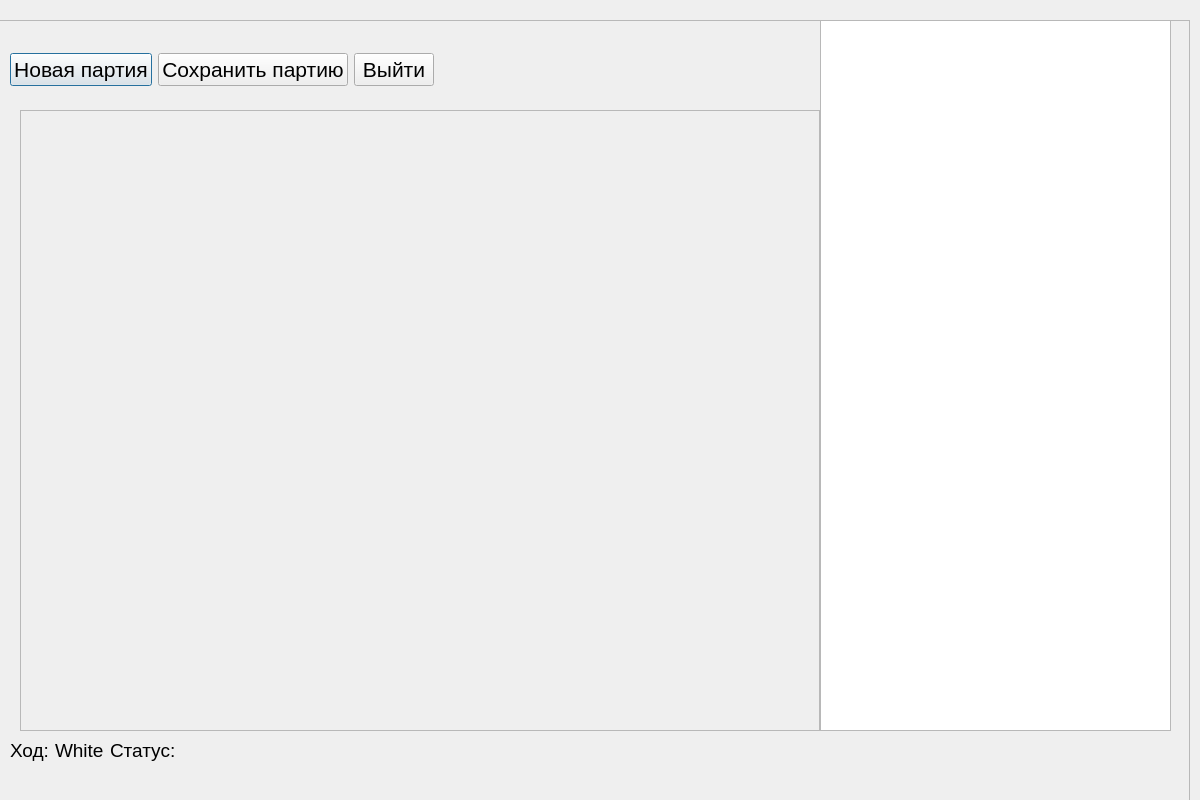
ikotyurg/chess100, file gamewindow.ui: the form before one commit.
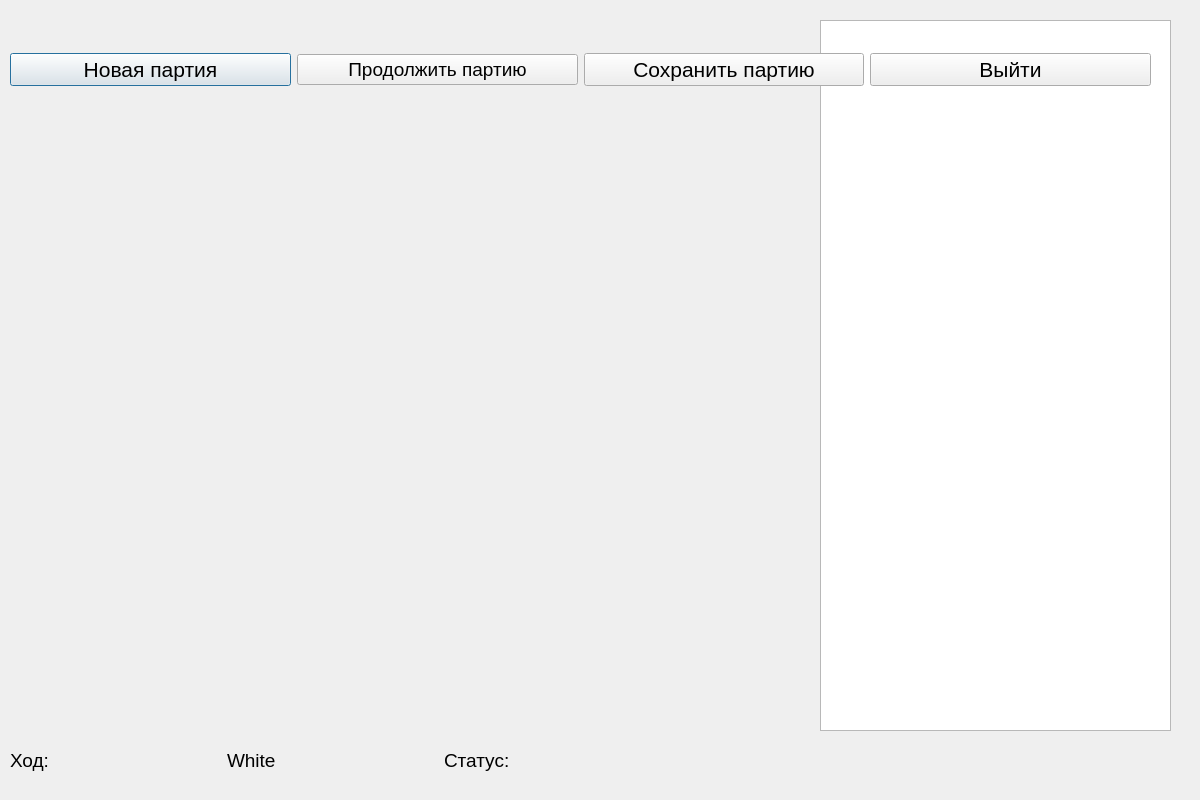
The form after the commit.

```diff
--- a/gamewindow.ui
+++ b/gamewindow.ui
@@ -23,10 +23,7 @@
     </rect>
    </property>
    <property name="frameShape">
-    <enum>QFrame::Shape::StyledPanel</enum>
-   </property>
-   <property name="frameShadow">
-    <enum>QFrame::Shadow::Raised</enum>
+    <enum>QFrame::NoFrame</enum>
    </property>
    <widget class="QWidget" name="layoutWidget">
     <property name="geometry">
@@ -69,6 +66,18 @@
        </property>
       </widget>
      </item>
+     <item>
+      <widget class="QPushButton" name="replay">
+       <property name="font">
+        <font>
+         <pointsize>14</pointsize>
+        </font>
+       </property>
+       <property name="text">
+        <string>Продолжить партию</string>
+       </property>
+      </widget>
+     </item>
      <item>
       <widget class="QPushButton" name="savegame">
        <property name="font">
@@ -95,9 +104,6 @@
      </item>
      <item>
       <spacer name="horizontalSpacer_6">
-       <property name="orientation">
-        <enum>Qt::Orientation::Horizontal</enum>
-       </property>
        <property name="sizeHint" stdset="0">
         <size>
          <width>40</width>
@@ -118,17 +124,14 @@
      </rect>
     </property>
     <property name="frameShape">
-     <enum>QFrame::Shape::StyledPanel</enum>
-    </property>
-    <property name="frameShadow">
-     <enum>QFrame::Shadow::Raised</enum>
+     <enum>QFrame::NoFrame</enum>
     </property>
    </widget>
    <widget class="QWidget" name="horizontalLayoutWidget_2">
     <property name="geometry">
      <rect>
       <x>20</x>
-      <y>690</y>
+      <y>700</y>
       <width>901</width>
       <height>80</height>
      </rect>
@@ -184,9 +187,6 @@
      </item>
      <item>
       <spacer name="horizontalSpacer">
-       <property name="orientation">
-        <enum>Qt::Orientation::Horizontal</enum>
-       </property>
        <property name="sizeHint" stdset="0">
         <size>
          <width>40</width>
```
